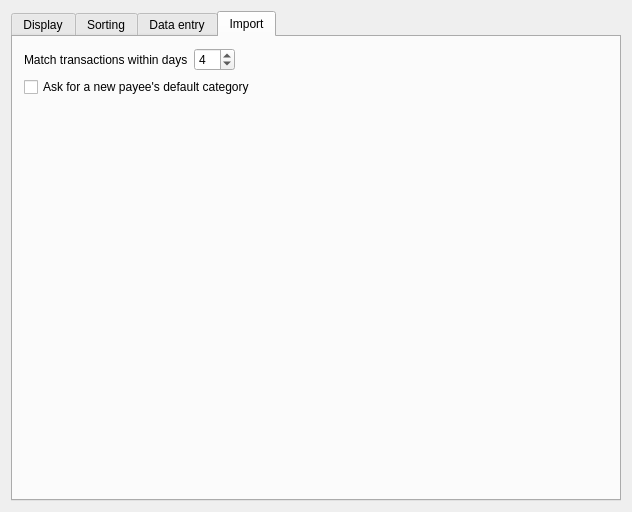
Above: kmymoney/dialogs/settings/ksettingsregister.ui from KDE/kmymoney before the change. Below: the same form after it.
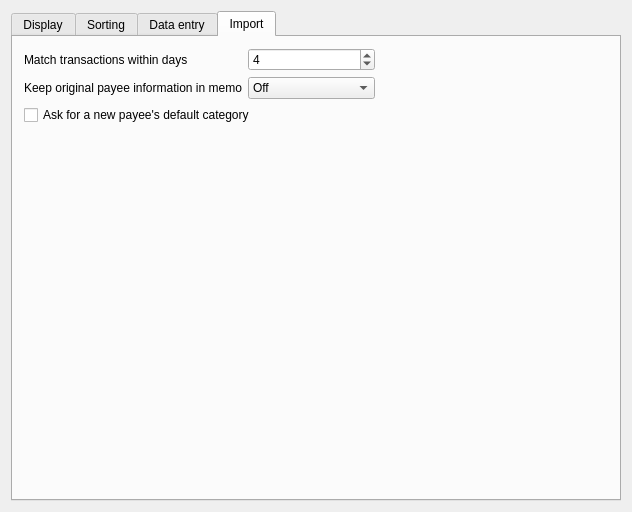
That is the form after the change. The open tabs and pages were chosen to show the change. Custom widgets are drawn as their Qt base class.

Commit message:
Add option where to keep original payee information
FEATURE: 510233
FIXED-IN: 5.3

```diff
--- a/kmymoney/dialogs/settings/ksettingsregister.ui
+++ b/kmymoney/dialogs/settings/ksettingsregister.ui
@@ -13,7 +13,7 @@
   <property name="windowTitle">
    <string>Register settings</string>
   </property>
-  <layout class="QVBoxLayout">
+  <layout class="QVBoxLayout" name="verticalLayout_5">
    <item>
     <widget class="QTabWidget" name="tab">
      <property name="currentIndex">
@@ -508,11 +508,11 @@
       <attribute name="title">
        <string>Import</string>
       </attribute>
-      <layout class="QVBoxLayout">
+      <layout class="QVBoxLayout" name="verticalLayout_6">
        <item>
-        <layout class="QHBoxLayout">
-         <item>
-          <widget class="QLabel" name="textLabel1_2">
+        <layout class="QGridLayout" name="gridLayout2">
+         <item row="0" column="0">
+          <widget class="QLabel" name="l6">
            <property name="text">
             <string>Match transactions within days</string>
            </property>
@@ -521,7 +521,7 @@
            </property>
           </widget>
          </item>
-         <item>
+         <item row="0" column="1">
           <widget class="QSpinBox" name="kcfg_matchInterval">
            <property name="whatsThis">
             <string>Search for matching transactions within the range of the posting date of the imported transaction +/- the number of given days.</string>
@@ -540,8 +540,34 @@
            </property>
           </widget>
          </item>
-         <item>
-          <spacer name="spacer13">
+         <item row="1" column="0">
+          <widget class="QLabel" name="l5">
+           <property name="text">
+            <string>Keep original payee information in memo</string>
+           </property>
+          </widget>
+         </item>
+         <item row="1" column="1">
+          <widget class="QComboBox" name="kcfg_KeepOriginalPayeeInfo">
+           <item>
+            <property name="text">
+             <string>Off</string>
+            </property>
+           </item>
+           <item>
+            <property name="text">
+             <string>Append to memo</string>
+            </property>
+           </item>
+           <item>
+            <property name="text">
+             <string>Prepend to memo</string>
+            </property>
+           </item>
+          </widget>
+         </item>
+         <item row="0" column="2">
+          <spacer name="sp7">
            <property name="orientation">
             <enum>Qt::Horizontal</enum>
            </property>
@@ -550,7 +576,20 @@
            </property>
            <property name="sizeHint" stdset="0">
             <size>
-             <width>61</width>
+             <width>38</width>
+             <height>20</height>
+            </size>
+           </property>
+          </spacer>
+         </item>
+         <item row="1" column="2">
+          <spacer name="sp6">
+           <property name="orientation">
+            <enum>Qt::Horizontal</enum>
+           </property>
+           <property name="sizeHint" stdset="0">
+            <size>
+             <width>40</width>
              <height>20</height>
             </size>
            </property>
@@ -572,17 +611,14 @@
         </widget>
        </item>
        <item>
-        <spacer name="spacer14">
+        <spacer name="sp8">
          <property name="orientation">
           <enum>Qt::Vertical</enum>
          </property>
-         <property name="sizeType">
-          <enum>QSizePolicy::Expanding</enum>
-         </property>
          <property name="sizeHint" stdset="0">
           <size>
            <width>20</width>
-           <height>60</height>
+           <height>40</height>
           </size>
          </property>
         </spacer>
```
Left out of the diff: 32 changed lines with no effect on the pictures. The commit also changes 2 other files.
